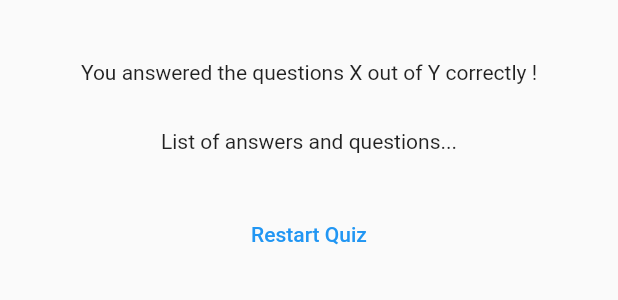
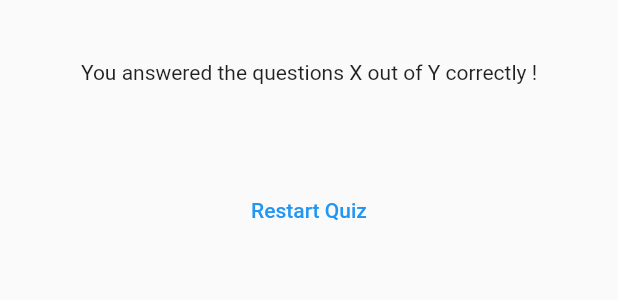
Before and after one commit to PC3961/quiz_app, a Flutter app: the ResultsScreen widget shown alone on an empty page, opened directly with empty values, on a phone screen of 412 x 824 dp. Shown: the top 300 px of the screen. Run offline on Flutter 3.47's test engine with Material 2 defaults, Android fonts, the phone set to English and light mode, and no system bars; our stand-ins replace google_fonts.

```diff
--- a/lib/results_screen.dart
+++ b/lib/results_screen.dart
@@ -1,6 +1,7 @@
-import 'package:flutter/foundation.dart';
+
 import 'package:flutter/material.dart';
 import 'package:quiz_app/data/questions.dart';
+import 'package:quiz_app/questions_summary.dart';
 
 /* The ResultsScreen class is a StatelessWidget that displays the user's chosen answers, the number of
  correct answers, and a button to restart the quiz.*/
@@ -32,7 +33,7 @@ class ResultsScreen extends StatelessWidget {
             const SizedBox(
               height: 30,
             ),
-            const Text('List of answers and questions...'),
+            QuestionsSummary(getSummaryData()),
             const SizedBox(
               height: 30,
             ),
```
Also changed, not shown: lib/questions_summary.dart (+10 -0 lines).
